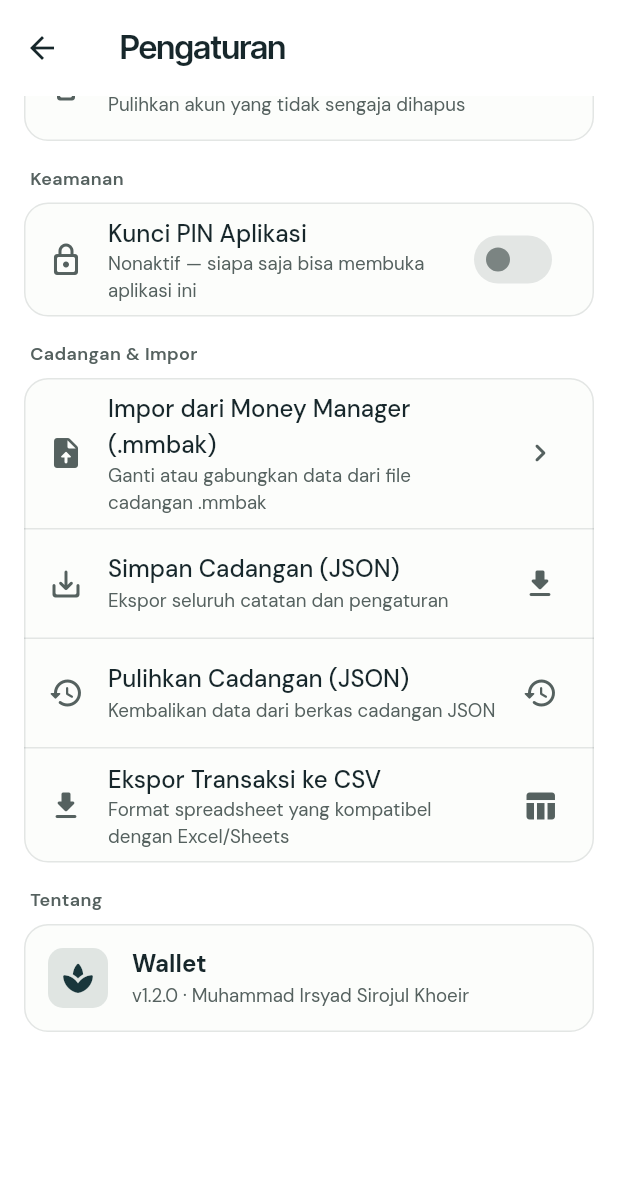
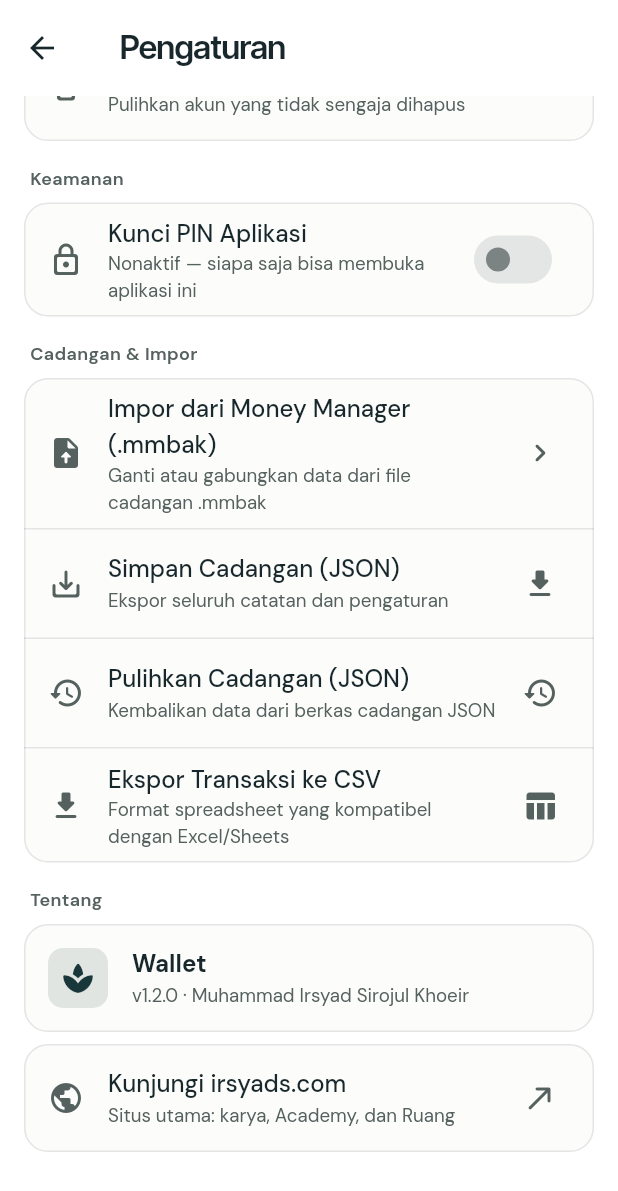
Before and after one commit to irsyadmsk/wallet, a Flutter app: the SettingsView screen opened directly, scrolled down 1676 dp, on a phone screen of 412 x 824 dp. Shown: the top 1191 px of the screen. Run offline on Flutter 3.47's test engine with Material 3 defaults, Android fonts, the phone set to English and light mode, and no system bars; our stand-ins replace dropdown_button2, file_picker, fl_chart, flutter_animate, flutter_colorpicker, get and 7 more; missing offline and left inert: google_mlkit_text_recognition, prepaidcard_reader, sqlite3; accounts and stored records are empty; network calls fail.

Commit message:
feat: link Wallet into the irsyads.com ecosystem; direct login URLs
- wallet.irsyads.com/masuk (/login) and /daftar (/register) open the
  sign-in / sign-up panel on load, so irsyads.com can link straight to
  "Masuk ke Wallet". The Worker already serves index.html for any path.
- Links back to irsyads.com: a quiet "irsyads.com" link under the welcome
  CTA, "dari irsyads.com" under the sidebar wordmark, an "irsyads.com" tile
  in the phone "Lainnya" sheet, and "Kunjungi irsyads.com" in Settings.

Co-Authored-By: Claude Opus 5.5 <noreply@anthropic.com>
Claude-Session: https://claude.ai/code/session_019e2cMwQk6acYv8MfUYNdYm

```diff
--- a/lib/presentation/settings/view/settings_view.dart
+++ b/lib/presentation/settings/view/settings_view.dart
@@ -11,6 +11,7 @@ import 'package:financial_recording/presentation/trash/view/trash_accounts_view.
 import 'package:financial_recording/data/services/pin_lock_service.dart';
 import 'package:financial_recording/shared/responsive/adaptive_dialog.dart';
 import 'package:financial_recording/presentation/settings/controller/settings_controller.dart';
+import 'package:financial_recording/shared/ecosystem.dart';
 import 'package:financial_recording/shared/responsive/content_shell.dart';
 import 'package:financial_recording/shared/theme/app_colors.dart';
 import 'package:financial_recording/shared/theme/app_spacing.dart';
@@ -372,6 +373,16 @@ class SettingsView extends StatelessWidget {
                   subtitle: Text('v${AppConfig.appVersion} · ${AppConfig.appAuthor}'),
                 ),
               ),
+              const SizedBox(height: AppSpacing.sm),
+              Card(
+                child: ListTile(
+                  leading: const Icon(Icons.public_rounded),
+                  title: const Text('Kunjungi irsyads.com'),
+                  subtitle: const Text('Situs utama: karya, Academy, dan Ruang'),
+                  trailing: const Icon(Icons.north_east_rounded),
+                  onTap: Ecosystem.openHome,
+                ),
+              ),
               const SizedBox(height: AppSpacing.xxxl),
             ],
           ),
--- /dev/null
+++ b/lib/shared/ecosystem.dart
@@ -0,0 +1,11 @@
+import 'package:url_launcher/url_launcher.dart';
+
+/// Wallet is one of the irsyads.com spaces (situs utama, Academy, Ruang,
+/// Wallet). The main site links here from its "Ruang Irsyads" switcher and
+/// footer; these are the links back.
+abstract class Ecosystem {
+  static final Uri home = Uri.parse('https://irsyads.com');
+
+  /// Opens irsyads.com in a new tab (web) or the external browser (mobile).
+  static Future<void> openHome() => launchUrl(home, mode: LaunchMode.externalApplication, webOnlyWindowName: '_blank');
+}
```
Also changed, not shown: lib/presentation/auth/view/welcome_view.dart (+34 -2 lines), lib/shared/responsive/adaptive_scaffold.dart (+59 -1 lines).
